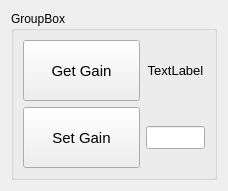
Qt form src/biomech_gui/resource/proportional_control_gui.ui (naubiomech/ExoGui) before a commit.
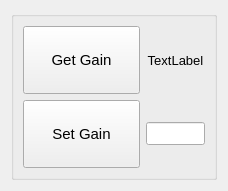
The same form after that commit.

Commit message: Updated the prop control gui again

Patch:
```diff
--- a/src/biomech_gui/resource/proportional_control_gui.ui
+++ b/src/biomech_gui/resource/proportional_control_gui.ui
@@ -17,7 +17,7 @@
    <item row="0" column="0">
     <widget class="QGroupBox" name="propBox">
      <property name="title">
-      <string>GroupBox</string>
+      <string/>
      </property>
      <layout class="QVBoxLayout" name="verticalLayout">
       <item>
```
